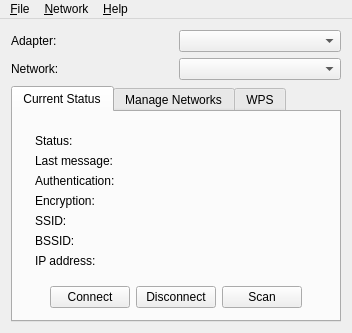
Qt form src/wpagui.ui (loh-tar/wpa-cute) before a commit.
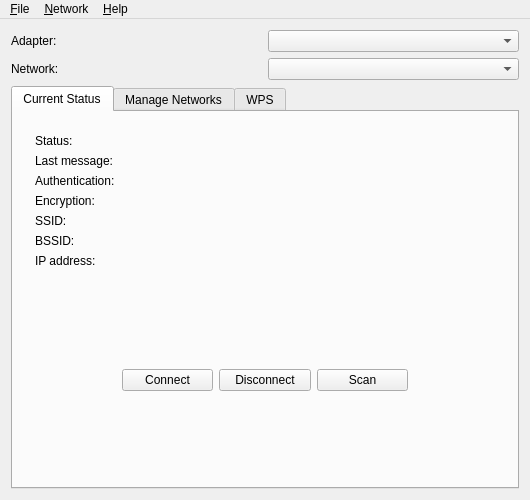
The same form after that commit. Icons and pictures are not drawn.

Commit message:
Add "About Qt" to help menu
...as shown in Qt documentation example "Menus Example"

What changed in the file:
```diff
--- a/src/wpagui.ui
+++ b/src/wpagui.ui
@@ -1,12 +1,12 @@
 <ui version="4.0" >
  <class>WpaGui</class>
- <widget class="QMainWindow" name="WpaGui" >
-  <property name="geometry" >
+ <widget class="QMainWindow" name="WpaGui">
+  <property name="geometry">
    <rect>
     <x>0</x>
     <y>0</y>
-    <width>345</width>
-    <height>330</height>
+    <width>530</width>
+    <height>500</height>
    </rect>
   </property>
   <property name="windowTitle" >
@@ -376,17 +376,17 @@
     </item>
    </layout>
   </widget>
-  <widget class="QMenuBar" name="MenuBar" >
-   <property name="geometry" >
+  <widget class="QMenuBar" name="MenuBar">
+   <property name="geometry">
     <rect>
      <x>0</x>
      <y>0</y>
-     <width>345</width>
-     <height>24</height>
+     <width>530</width>
+     <height>40</height>
     </rect>
    </property>
-   <widget class="QMenu" name="fileMenu" >
-    <property name="title" >
+   <widget class="QMenu" name="fileMenu">
+    <property name="title">
      <string>&amp;File</string>
     </property>
     <addaction name="fileEventHistoryAction" />
@@ -396,8 +396,8 @@
     <addaction name="separator" />
     <addaction name="fileExitAction" />
    </widget>
-   <widget class="QMenu" name="networkMenu" >
-    <property name="title" >
+   <widget class="QMenu" name="networkMenu">
+    <property name="title">
      <string>&amp;Network</string>
     </property>
     <addaction name="networkAddAction" />
@@ -408,8 +408,8 @@
     <addaction name="networkDisableAllAction" />
     <addaction name="networkRemoveAllAction" />
    </widget>
-   <widget class="QMenu" name="helpMenu" >
-    <property name="title" >
+   <widget class="QMenu" name="helpMenu">
+    <property name="title">
      <string>&amp;Help</string>
     </property>
     <addaction name="helpContentsAction" />
@@ -417,9 +417,9 @@
     <addaction name="separator" />
     <addaction name="helpAboutAction" />
    </widget>
-   <addaction name="fileMenu" />
-   <addaction name="networkMenu" />
-   <addaction name="helpMenu" />
+   <addaction name="fileMenu"/>
+   <addaction name="networkMenu"/>
+   <addaction name="helpMenu"/>
   </widget>
   <action name="fileEventHistoryAction" >
    <property name="text" >
@@ -507,8 +507,7 @@
    </property>
   </action>
  </widget>
- <layoutdefault spacing="6" margin="11" />
- <pixmapfunction></pixmapfunction>
+ <layoutdefault spacing="6" margin="11"/>
  <includes>
   <include location="global" >qtimer.h</include>
   <include location="global" >qsocketnotifier.h</include>
```
Left out of the diff: 422 changed lines with no effect on the pictures. The commit also changes 1 other file.
